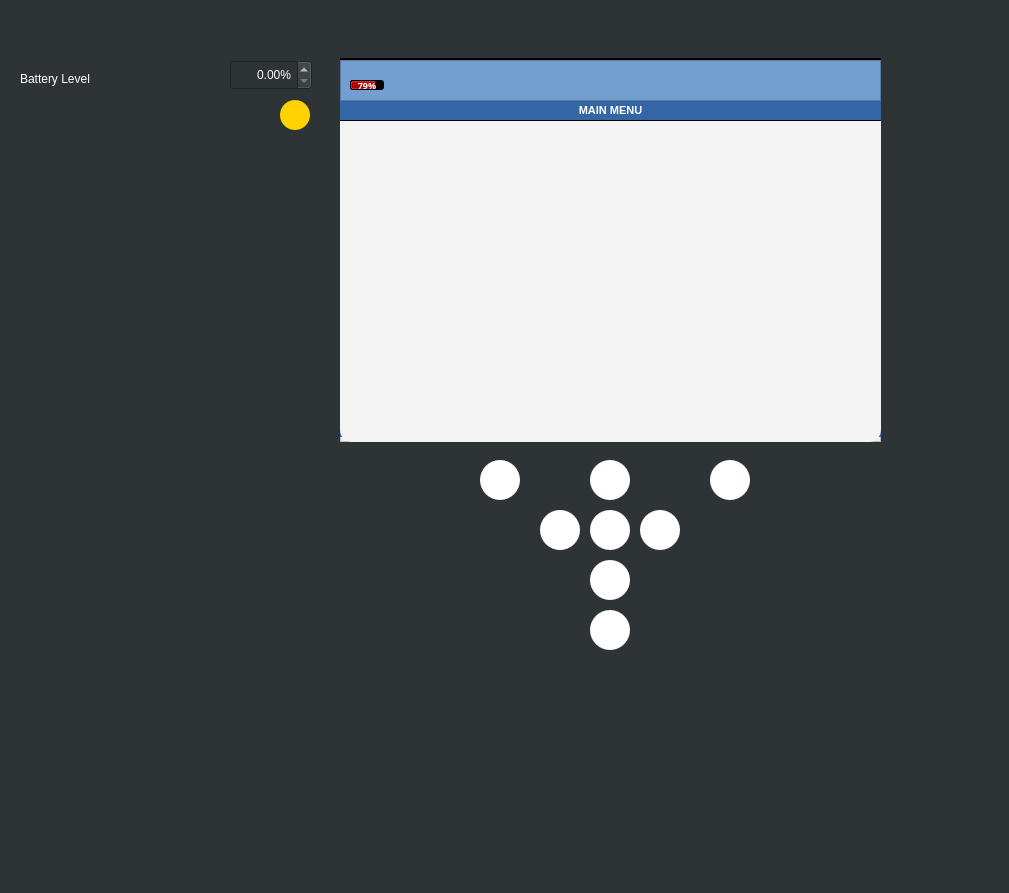
Qt form HRV/mainwindow.ui (NirmithDAlmeida/HRV3004Team6) before a commit.
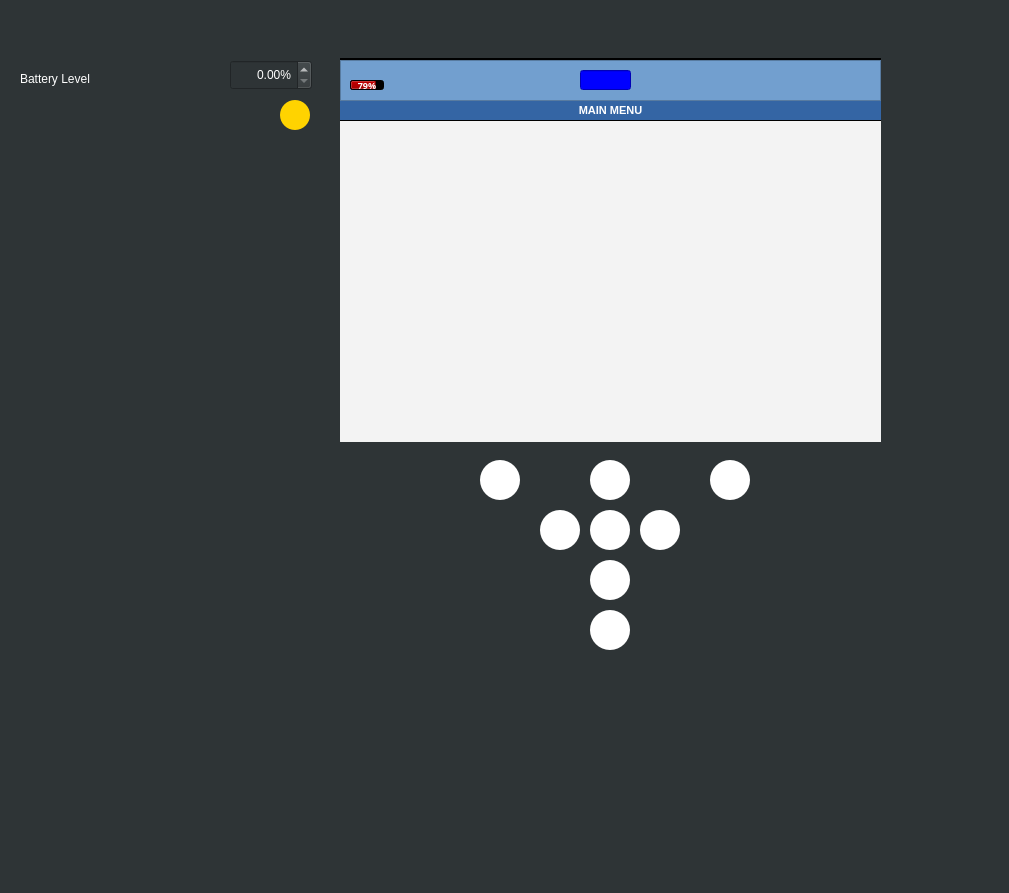
The same form after that commit. Icons and pictures are not drawn. Custom widgets are drawn as their Qt base class.

Commit message: Fix and add LED Light

```diff
--- a/HRV/mainwindow.ui
+++ b/HRV/mainwindow.ui
@@ -242,6 +242,19 @@
       <bool>true</bool>
      </property>
     </widget>
+    <widget class="QLineEdit" name="coherenceLevel">
+     <property name="geometry">
+      <rect>
+       <x>240</x>
+       <y>10</y>
+       <width>51</width>
+       <height>20</height>
+      </rect>
+     </property>
+     <property name="styleSheet">
+      <string notr="true">background-color:rgb(0,0,255);</string>
+     </property>
+    </widget>
    </widget>
    <widget class="QGraphicsView" name="powerOffView">
     <property name="geometry">
@@ -574,8 +587,8 @@
       <rect>
        <x>0</x>
        <y>0</y>
-       <width>541</width>
-       <height>321</height>
+       <width>551</width>
+       <height>331</height>
       </rect>
      </property>
      <property name="styleSheet">
```
Left out of the diff: 20 changed lines with no effect on the pictures. The commit also changes 1 other file.
